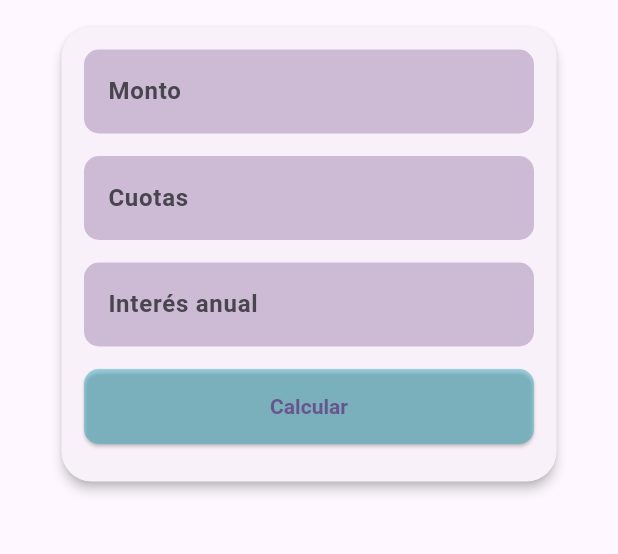
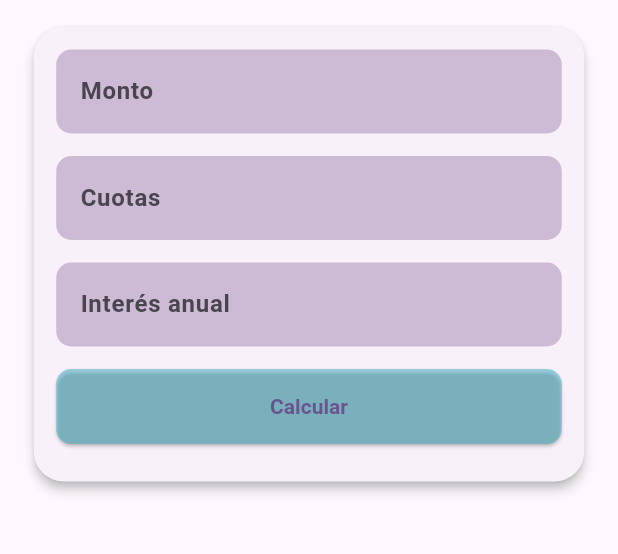
Before and after one commit to Inarixdono/itla-dpwfe, a Flutter app: the screen it shows after launch, on a phone screen of 412 x 824 dp, the part 63-617 px from its top. Run offline on Flutter 3.47's test engine with Material 3 defaults, Android fonts, the phone set to English and light mode, and no system bars; our stand-ins replace flutter_svg.

Commit message:
refactor AmortizationTable, LoanForm, and LoanSummary to remove ConstrainedBox for improved layout simplicity

```diff
--- a/main_app/lib/widgets/sections/amortization_table.dart
+++ b/main_app/lib/widgets/sections/amortization_table.dart
@@ -15,9 +15,7 @@ class AmortizationTable extends StatelessWidget {
       return const SizedBox();
     }
 
-    return ConstrainedBox(
-      constraints: const BoxConstraints.tightFor(width: 300),
-      child: Column(
+    return Column(
       children: [
         const Text('Tabla de amortización',
             style: TextStyle(
@@ -52,7 +50,6 @@ class AmortizationTable extends StatelessWidget {
           ),
         )
       ],
-      ),
     );
   }
 
--- a/main_app/lib/widgets/sections/loan_form.dart
+++ b/main_app/lib/widgets/sections/loan_form.dart
@@ -28,8 +28,6 @@ class LoanForm extends StatelessWidget {
       ),
       child: Padding(
         padding: const EdgeInsets.all(15.0),
-        child: ConstrainedBox(
-          constraints: const BoxConstraints.tightFor(width: 300.0),
         child: Form(
           child: Column(
             children: [
@@ -91,7 +89,6 @@ class LoanForm extends StatelessWidget {
           ),
         ),
       ),
-      ),
     );
   }
 }
--- a/main_app/lib/widgets/sections/loan_summary.dart
+++ b/main_app/lib/widgets/sections/loan_summary.dart
@@ -19,8 +19,6 @@ class LoanSummary extends StatelessWidget {
       ),
       child: Padding(
         padding: const EdgeInsets.all(15.0),
-        child: ConstrainedBox(
-          constraints: const BoxConstraints.tightFor(width: 300.0),
         child: Column(
           crossAxisAlignment: CrossAxisAlignment.start,
           children: [
@@ -35,15 +33,13 @@ class LoanSummary extends StatelessWidget {
             const Text('La cuota mensual es:'),
             Text(
               _loan.monthlyPayment.toStringAsFixed(2),
-                style:
-                    const TextStyle(fontWeight: FontWeight.bold, fontSize: 30),
+              style: const TextStyle(fontWeight: FontWeight.bold, fontSize: 30),
             ),
             Text(
                 'Considerando un monto de \$${_loan.amount.toStringAsFixed(2)} a una tasa de interés de ${_loan.interest.toStringAsFixed(2)}% en un plazo de ${_loan.terms} meses.'),
           ],
         ),
       ),
-      ),
     );
   }
 }
```
Lines whose indentation alone changed are shown as unchanged.
